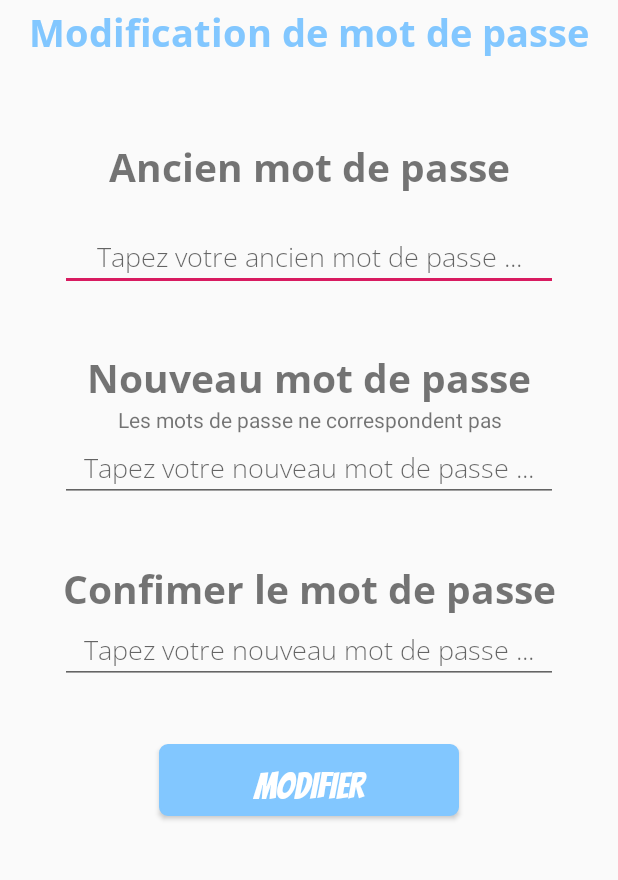
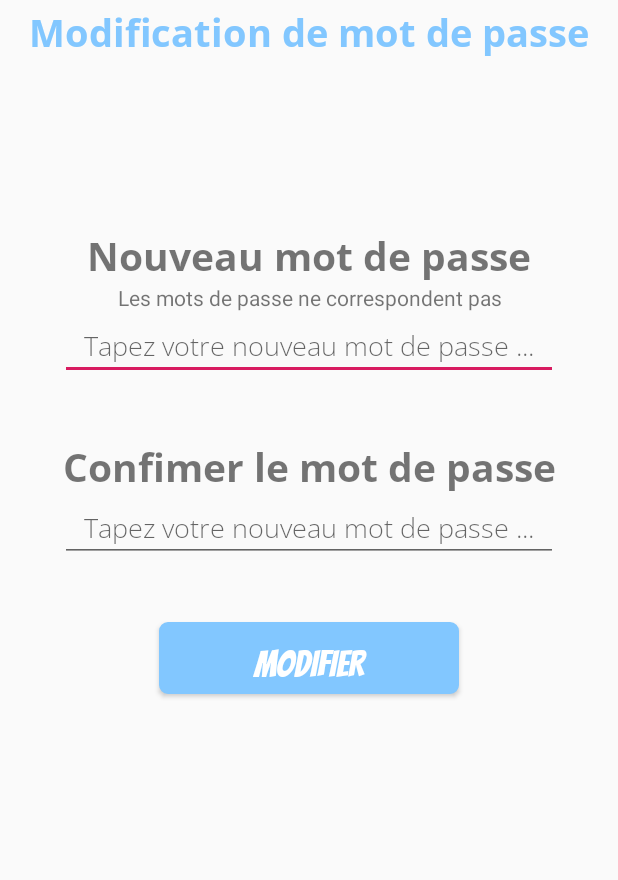
Before and after one commit to Malzik/GoStyle-Frontend, an Android app: the ProfilePasswordActivity screen opened directly, with no data from a screen before it, after a tap on "MODIFIER", on a phone screen of 412 x 824 dp, the part 84-964 px from its top. Run offline under Robolectric (Android 15) with nearby library versions, the phone set to English and light mode, and no system bars; Roboto replaces fonts that are not available here.

Commit message:
Finition 3

```diff
--- a/app/src/main/java/fr/epsi/goStyle/CouponActivity.java
+++ b/app/src/main/java/fr/epsi/goStyle/CouponActivity.java
@@ -94,7 +94,7 @@ public class CouponActivity extends GoStyleActivity {
     private void searchOffer(String query) {
         coupons.clear();
         for (Coupon coupon: couponsSave) {
-            if(coupon.getName().toLowerCase().contains(query))
+            if(coupon.getName().toLowerCase().contains(query.toLowerCase()))
                 coupons.add(coupon);
 
         }
--- a/app/src/main/java/fr/epsi/goStyle/CouponDetailsActivity.java
+++ b/app/src/main/java/fr/epsi/goStyle/CouponDetailsActivity.java
@@ -126,6 +126,7 @@ public class CouponDetailsActivity extends GoStyleActivity {
 
     private void initData(String data) {
         try {
+            System.out.println("Données :" + data);
             JSONObject jsonObject= new JSONObject(data);
             coupon = new Coupon(jsonObject);
         } catch (JSONException e) {
--- a/app/src/main/java/fr/epsi/goStyle/ProfileEditActivity.java
+++ b/app/src/main/java/fr/epsi/goStyle/ProfileEditActivity.java
@@ -112,9 +112,8 @@ public class ProfileEditActivity extends GoStyleActivity {
                 public void webServiceDone(String result) {
 
                     try {
-                        if(result.startsWith("[")) {
+                        if(!result.isEmpty() && result.startsWith("[")) {
                             JSONArray jsonResult = new JSONArray(result);
-                            System.out.println("erbsetbe :" + jsonResult);
                             for (int i = 0; i < jsonResult.length(); i++) {
                                 showErrors(jsonResult.getJSONObject(i));
                             }
--- a/app/src/main/java/fr/epsi/goStyle/ProfilePasswordActivity.java
+++ b/app/src/main/java/fr/epsi/goStyle/ProfilePasswordActivity.java
@@ -9,7 +9,6 @@ import android.widget.TextView;
 
 import org.json.JSONArray;
 import org.json.JSONException;
-import org.json.JSONObject;
 
 import java.io.IOException;
 import java.util.HashMap;
@@ -35,7 +34,6 @@ public class ProfilePasswordActivity extends GoStyleActivity {
         this.newPasswordError = findViewById(R.id.newPassword_error);
 
         final EditText newPassword = findViewById(R.id.new_password);
-        final EditText oldPassword = findViewById(R.id.oldPassword);
         final EditText newPasswordConfirmation = findViewById(R.id.new_password_confirmation);
         final Button savePassword = findViewById(R.id.save_password_button);
 
@@ -44,27 +42,28 @@ public class ProfilePasswordActivity extends GoStyleActivity {
             public void onClick(View v) {
 
                 String newPasswordText = newPassword.getText().toString();
-                String oldPasswordText = oldPassword.getText().toString();
                 String newPasswordConfirmationText = newPasswordConfirmation.getText().toString();
 
-                if(!newPasswordConfirmationText.equals(newPassword)) {
+                if(newPasswordText.isEmpty()) {
                     newPasswordError.setText("Les mots de passe ne correspondent pas");
                     return;
                 }
 
-                if(!newPasswordText.isEmpty() && !oldPasswordText.isEmpty()) {
+                if(newPasswordConfirmationText.equals(newPasswordText)) {
                     Map<String, String> parameters = new HashMap<>();
                     parameters.put("new_password", newPasswordText);
-                    parameters.put("password", oldPasswordText);
-                    saveProfile(parameters);
+                    savePassword(parameters);
                 }
+
+
             }
         });
 
     }
 
 
-    public void saveProfile(Map<String, String> parameters) {
+
+    public void savePassword(Map<String, String> parameters) {
         try {
             String url = PropertyUtil.getProperty("base_url", getApplicationContext()) + "user/password";
             new HttpAsyTask(url, "PUT", parameters, this.goStyleApp.getToken(), new HttpAsyTask.HttpAsyTaskListener() {
@@ -81,7 +80,7 @@ public class ProfilePasswordActivity extends GoStyleActivity {
                         }
                         else {
                             displayToast("Le mot de passe à été mis à jour");
-                            ProfileEditActivity.display(ProfilePasswordActivity.this);
+                            ProfileViewActivity.display(ProfilePasswordActivity.this);
                         }
                     }
                     catch (JSONException e) {
--- a/app/src/main/java/fr/epsi/goStyle/RegisterActivity.java
+++ b/app/src/main/java/fr/epsi/goStyle/RegisterActivity.java
@@ -58,9 +58,6 @@ public class RegisterActivity extends AppCompatActivity {
                 String emailText = email.getText().toString();
                 String firstnameText = firstname.getText().toString();
                 String lastnameText = lastname.getText().toString();
-                if(emailText.isEmpty() || firstnameText.isEmpty() || lastnameText.isEmpty() || passwordText.isEmpty()) {
-                    return;
-                }
 
                 if(passwordText.equals(confirmationText)) {
                     register(emailText, firstnameText, lastnameText, passwordText);
@@ -126,7 +123,6 @@ public class RegisterActivity extends AppCompatActivity {
             case "last_name":
                 this.lastnameError.setText(jsonObject.get("message").toString());
                 break;
-
             case "password":
                 this.passwordError.setText(jsonObject.get("message").toString());
                 break;
--- a/app/src/main/res/layout/activity_edit_password.xml
+++ b/app/src/main/res/layout/activity_edit_password.xml
@@ -36,27 +36,10 @@
                 android:orientation="vertical">
 
                 <TextView
-                    android:id="@+id/textView6"
-                    android:layout_width="match_parent"
-                    android:layout_height="wrap_content"
-                    android:fontFamily="@font/open_sans_condensed_bold"
-                    android:gravity="center"
-                    android:text="Ancien mot de passe"
-                    android:textSize="26sp" />
-
-                <TextView
                     android:id="@+id/oldPassword_error"
                     android:layout_width="match_parent"
                     android:layout_height="wrap_content"
                     android:gravity="center" />
-
-                <EditText
-                    android:id="@+id/oldPassword"
-                    android:layout_width="match_parent"
-                    android:layout_height="wrap_content"
-                    android:fontFamily="@font/open_sans_light"
-                    android:gravity="center"
-                    android:hint="Tapez votre ancien mot de passe ..." />
 
                 <TextView
                     android:id="@+id/newpassword_error"
```
